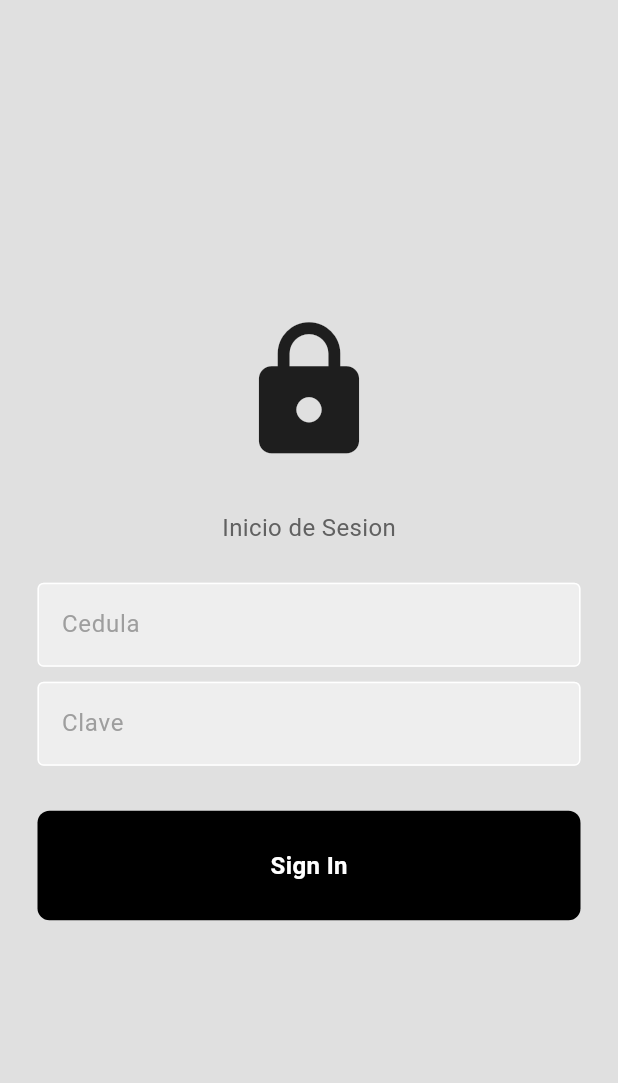
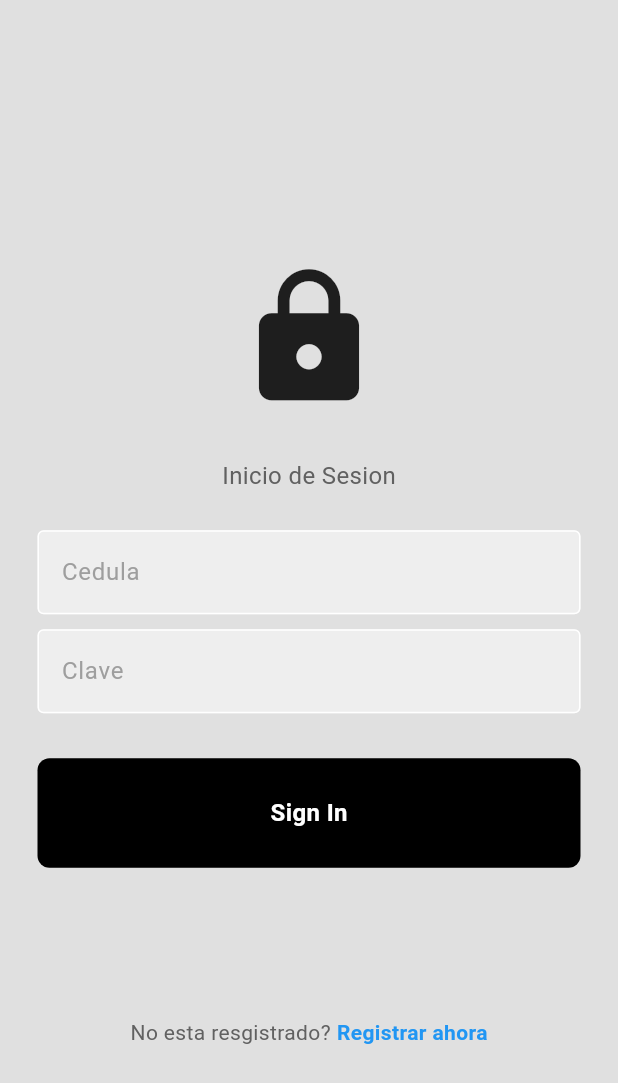
Before and after one commit to theboxPE/defensa_civil, a Flutter app: the LoginPage screen opened directly, on a phone screen of 412 x 824 dp. Shown: the top 1083 px of the screen. Run offline on Flutter 3.47's test engine with Material 3 defaults, Android fonts, the phone set to English and light mode, and no system bars; our stand-ins replace fluttertoast, image_picker, location, shared_preferences, youtube_player_flutter; accounts and stored records are empty; network calls fail.

Commit message:
edit de algunos pages

```diff
--- a/lib/login/login.dart
+++ b/lib/login/login.dart
@@ -3,6 +3,7 @@ import 'package:defensa_civil/login/my_button.dart';
 import 'package:defensa_civil/login/textfield.dart';
 import 'package:defensa_civil/post_login/navbar.dart';
 import 'package:defensa_civil/token.dart';
+import 'package:defensa_civil/voluntario.dart';
 import 'package:flutter/material.dart';
 import 'package:http/http.dart' as http;
 
@@ -150,7 +151,11 @@ class LoginPageState extends State<LoginPage> {
               ),
 
 
-              const SizedBox(height: 50),
+              const SizedBox(height: 100),
+
+              const MyButton2(
+                onTap: RegisterForm()
+              ),
             ],
           ),
         ),
--- a/lib/login/my_button.dart
+++ b/lib/login/my_button.dart
@@ -1,3 +1,4 @@
+import 'package:defensa_civil/voluntario.dart';
 import 'package:flutter/material.dart';
 
 class MyButton extends StatelessWidget {
@@ -26,8 +27,36 @@ class MyButton extends StatelessWidget {
               fontSize: 16,
             ),
           ),
-          ),
+        ),
       ),
     );
   }
 }
+
+
+class MyButton2 extends StatelessWidget {
+
+  const MyButton2({super.key, required RegisterForm onTap});
+
+  @override
+  Widget build(BuildContext context) {
+    return Row(
+      mainAxisAlignment: MainAxisAlignment.center,
+      children: [
+        Text(
+          'No esta resgistrado?',
+          style: TextStyle(
+            color: Colors.grey[700],
+          ),
+        ),
+        const SizedBox(width: 4),
+        const Text(
+          'Registrar ahora',
+          style: TextStyle(
+            color: Colors.blue, fontWeight: FontWeight.bold,
+          ),
+        ),
+      ],
+    );
+  }
+}
--- a/lib/miembros.dart
+++ b/lib/miembros.dart
@@ -83,7 +83,7 @@ Widget build(BuildContext context) {
                     ),
                   ),
                 ),
-                SizedBox(height: 10),
+                const SizedBox(height: 10),
                 // Mostrar el nombre como título
                 Text(
                   _miembros[index]['nombre'],
--- a/lib/navbar.dart
+++ b/lib/navbar.dart
@@ -63,7 +63,7 @@ class Navbar extends StatelessWidget {
               title: const Text('Videos'),
               onTap: () {
                 Navigator.of(context).push(MaterialPageRoute(
-                  builder: (context) => const MyApp(),
+                  builder: (context) => const VideosPage(),
                 ));
               },
             ),
@@ -118,7 +118,7 @@ class Navbar extends StatelessWidget {
               title: const Text('Acerca De'),
               onTap: () {
                 Navigator.of(context).push(MaterialPageRoute(
-                  builder: (context) => AboutPage(),
+                  builder: (context) => const AboutPage(),
                 ));
               },
             ),
--- a/lib/noticias.dart
+++ b/lib/noticias.dart
@@ -125,5 +125,4 @@ Widget build(BuildContext context) {
     );
   }
 
-
 }
--- a/lib/post_login/navbar.dart
+++ b/lib/post_login/navbar.dart
@@ -41,7 +41,7 @@ class NavbarPost extends StatelessWidget {
               title: const Text('Reportar situacion'),
               onTap: () {
                 Navigator.of(context).push(MaterialPageRoute(
-                  builder: (context) => ReportPage(),
+                  builder: (context) => const ReportPage(),
                 ));
               },
             ),
--- a/lib/servicios.dart
+++ b/lib/servicios.dart
@@ -21,13 +21,13 @@ class Servicio {
 }
 
 class ServiciosPage extends StatefulWidget {
-  const ServiciosPage({Key? key}) : super(key: key);
+  const ServiciosPage({super.key});
 
   @override
-  _ServiciosPageState createState() => _ServiciosPageState();
+  ServiciosPageState createState() => ServiciosPageState();
 }
 
-class _ServiciosPageState extends State<ServiciosPage> {
+class ServiciosPageState extends State<ServiciosPage> {
   List<Servicio> _servicios = [];
 
   @override
--- a/lib/videos.dart
+++ b/lib/videos.dart
@@ -1,4 +1,3 @@
-/*
 import 'package:flutter/material.dart';
 import 'dart:convert';
 import 'package:http/http.dart' as http;
@@ -141,4 +140,3 @@ class ReproductorYouTubeState extends State<ReproductorYouTube> {
     _controller.dispose();
   }
 }
-*/
```
Also changed, not shown: lib/albergues.dart (+4 -4 lines), lib/post_login/repotar_situacion.dart (+15 -13 lines), pubspec.lock. Lines whose indentation alone changed are shown as unchanged.
